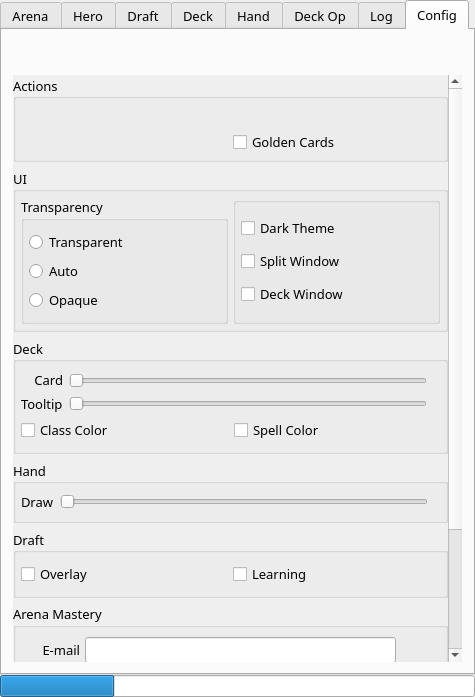
Old version of the form mainwindow.ui in the repository supertriodo/Arena-Tracker.
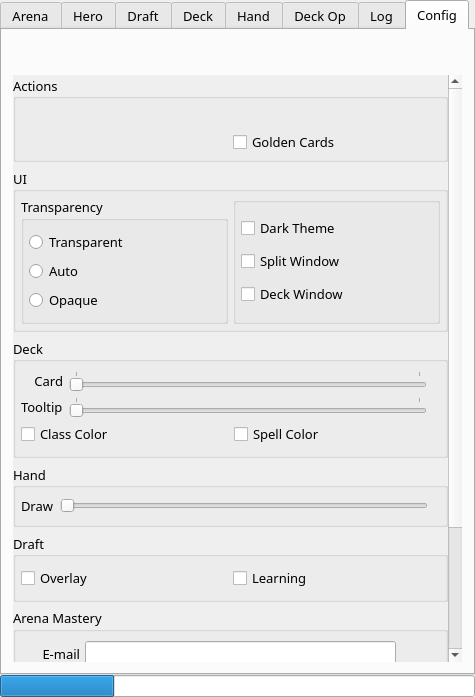
New version of the form. The open tabs and pages were chosen to show the change. Icons and pictures are not drawn. Custom widgets are drawn as their Qt base class.

Commit message: Bug Fix: Add known cards drawn from deck (known cards/overdraw) to enemy deck list. Add ticks to config sliders.

Diff of the .ui file:
```diff
--- a/mainwindow.ui
+++ b/mainwindow.ui
@@ -1339,7 +1339,7 @@
                <x>0</x>
                <y>0</y>
                <width>437</width>
-               <height>766</height>
+               <height>772</height>
               </rect>
              </property>
              <layout class="QVBoxLayout" name="verticalLayout_5">
@@ -1683,7 +1683,10 @@
                         <enum>Qt::Horizontal</enum>
                        </property>
                        <property name="tickPosition">
-                        <enum>QSlider::NoTicks</enum>
+                        <enum>QSlider::TicksAbove</enum>
+                       </property>
+                       <property name="tickInterval">
+                        <number>20</number>
                        </property>
                       </widget>
                      </item>
@@ -1701,6 +1704,12 @@
                        <property name="orientation">
                         <enum>Qt::Horizontal</enum>
                        </property>
+                       <property name="tickPosition">
+                        <enum>QSlider::TicksAbove</enum>
+                       </property>
+                       <property name="tickInterval">
+                        <number>5</number>
+                       </property>
                       </widget>
                      </item>
                     </layout>
```
The commit also changes 5 other files.
